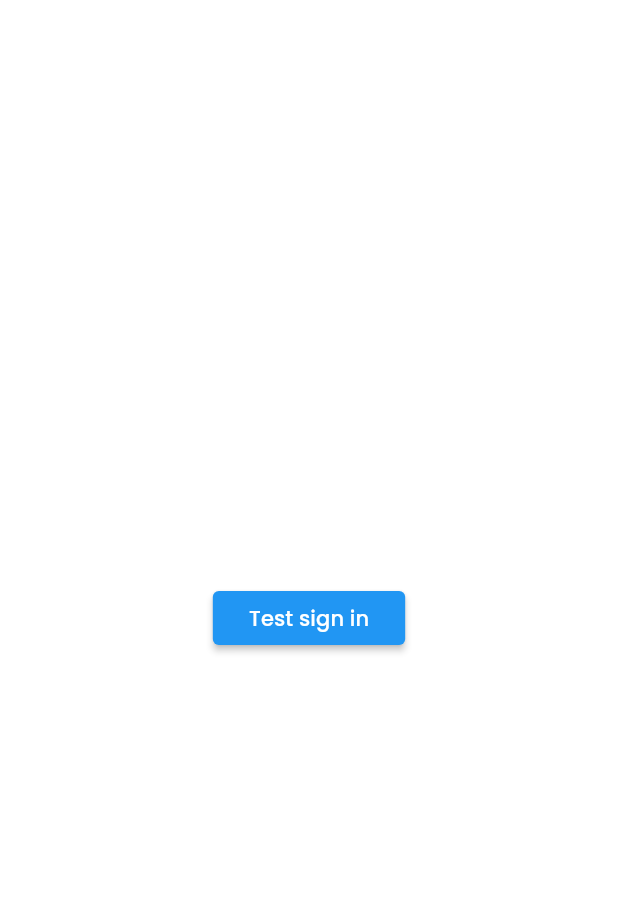
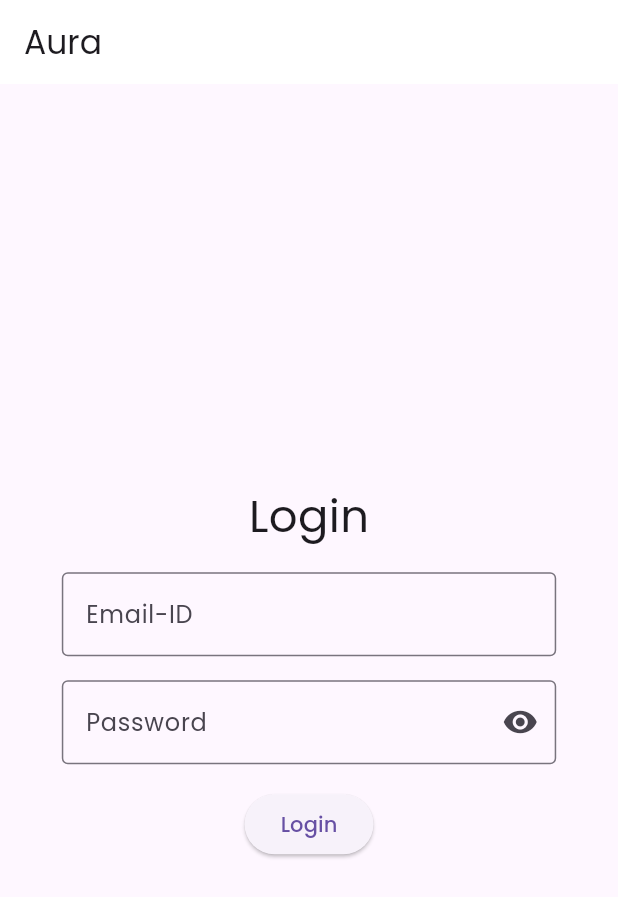
Before and after one commit to Geissmoney/Aura, a Flutter app: the screen it shows after launch, on a phone screen of 412 x 824 dp. Shown: the top 897 px of the screen. Run offline on Flutter 3.47's test engine with Material 3 defaults, Android fonts, the phone set to English and light mode, and no system bars; drawn by our look-alikes of loader_overlay; our stand-ins replace cloud_firestore, firebase_auth, firebase_core, result_dart; accounts and stored records are empty.

Commit message:
hello world

```diff
--- a/lib/main.dart
+++ b/lib/main.dart
@@ -1,9 +1,11 @@
 import 'package:aura/firebase_options.dart';
 import 'package:aura/services/auth_service.dart';
 import 'package:aura/services/database_service.dart';
+import 'package:aura/ui/screens/emailLogin.dart';
 import 'package:firebase_auth/firebase_auth.dart';
 import 'package:firebase_core/firebase_core.dart';
 import 'package:flutter/material.dart';
+import 'package:loader_overlay/loader_overlay.dart';
 import 'package:provider/provider.dart';
 import 'ui/screens/home.dart';
 
@@ -20,7 +22,8 @@ class MyApp extends StatelessWidget {
   const MyApp({super.key});
   @override
   Widget build(BuildContext context) {
-    return MaterialApp(
+    return GlobalLoaderOverlay(
+      child: MaterialApp(
           debugShowCheckedModeBanner: false,
           theme: ThemeData(
             primaryColor: Colors.white,
@@ -38,7 +41,8 @@ class MyApp extends StatelessWidget {
             ),
             fontFamily: "Poppins",
           ),
-        home: const Auth());
+          home: const Auth()),
+    );
   }
 }
 
@@ -55,18 +59,9 @@ class _AuthState extends State<Auth> {
     return StreamBuilder(
       stream: _auth.authState,
       builder: (BuildContext context, AsyncSnapshot<User?> snapshot) {
-        final User? user = snapshot.data;
+        User? user = null;
         if (user == null) {
-          // return const LoginPage(); TODO: Implement LoginPage
-          return Center(
-            child: MaterialButton(
-              color: Colors.blue,
-              child: const Text('Test sign in'),
-              onPressed: () async {
-                await _auth.signInAnon();
-              },
-            ),
-          );
+          return EmailLogin(); // TODO: Implement LoginPage
         } else {
           final databaseService = DatabaseService(uid: user.uid);
           return Provider<DatabaseService>(
--- /dev/null
+++ b/lib/ui/screens/emailLogin.dart
@@ -0,0 +1,117 @@
+import 'package:flutter/foundation.dart';
+import 'package:flutter/material.dart';
+import 'package:loader_overlay/loader_overlay.dart';
+import 'package:firebase_auth/firebase_auth.dart';
+
+class EmailLogin extends StatefulWidget {
+  const EmailLogin({super.key});
+
+  @override
+  State<EmailLogin> createState() => _EmailLoginState();
+}
+
+class _EmailLoginState extends State<EmailLogin> {
+  String pass = "";
+  bool isHidden = true;
+  String email = "";
+
+  @override
+  Widget build(BuildContext context) {
+    context.loaderOverlay.hide();
+    return Scaffold(
+      appBar: AppBar(
+        // leading: IconButton(
+        //   icon: const Icon(Icons.arrow_back),
+        //   onPressed: () {
+        //     //TODO: Go back button
+        //   },
+        //   color: Colors.black,
+        // ),
+        title: const Text("Aura"),
+      ),
+      body: Center(
+        child: SizedBox(
+          width: MediaQuery.of(context).size.width * .8,
+          child: Column(
+            mainAxisAlignment: MainAxisAlignment.center,
+            children: [
+              const Padding(padding: EdgeInsets.all(8)),
+              const Text('Login', style: TextStyle(fontSize: 30)),
+              const Padding(padding: EdgeInsets.all(8)),
+              TextField(
+                onChanged: ((value) {
+                  email = value;
+                }),
+                keyboardType: TextInputType.emailAddress,
+                decoration: const InputDecoration(
+                  border: OutlineInputBorder(),
+                  labelText: 'Email-ID',
+                ),
+              ),
+              const Padding(padding: EdgeInsets.all(8)),
+              TextField(
+                //controller:,
+                onChanged: ((value) {
+                  pass = value;
+                }),
+                obscureText: isHidden,
+                decoration: InputDecoration(
+                  border: const OutlineInputBorder(),
+                  labelText: 'Password',
+                  suffixIcon: IconButton(
+                    icon: Icon(
+                      isHidden ? Icons.visibility : Icons.visibility_off,
+                    ),
+                    onPressed: () {
+                      setState(() {
+                        isHidden = !isHidden;
+                      });
+                    },
+                  ),
+                ),
+                keyboardType: TextInputType.visiblePassword,
+              ),
+              const Padding(padding: EdgeInsets.all(8)),
+              ElevatedButton(
+                onPressed: () {
+                  emailAuth(context);
+                },
+                child: const Text('Login'),
+              ),
+            ],
+          ),
+        ),
+      ),
+    );
+  }
+
+  Future<void> emailAuth(BuildContext context) async {
+    context.loaderOverlay.show();
+    try {
+      await FirebaseAuth.instance.signInWithEmailAndPassword(
+        email: email,
+        password: pass,
+      );
+    } on FirebaseAuthException catch (e) {
+      if (e.code == 'user-not-found') {
+        if (kDebugMode) {
+          print('No user found for that email.');
+        }
+      } else if (e.code == 'wrong-password') {
+        if (kDebugMode) {
+          print('Wrong password provided for that user.');
+        }
+      } else {
+        //Unhandled Login Errors
+        if (kDebugMode) {
+          print(e.code);
+        }
+      }
+      context.loaderOverlay.hide();
+      return;
+    }
+    //TODO: Go to Home Page
+    context.loaderOverlay.hide();
+    Navigator.pushNamedAndRemoveUntil(context, '/home', (route) => false);
+  }
+}
--- a/pubspec.yaml
+++ b/pubspec.yaml
@@ -40,6 +40,7 @@ dependencies:
   firebase_auth: ^5.1.4
   result_dart: ^1.1.1
   provider: ^6.1.2
+  loader_overlay: ^4.0.1
 
 dev_dependencies:
   flutter_test:
```
Also changed, not shown: pubspec.lock. Lines whose indentation alone changed are shown as unchanged.
